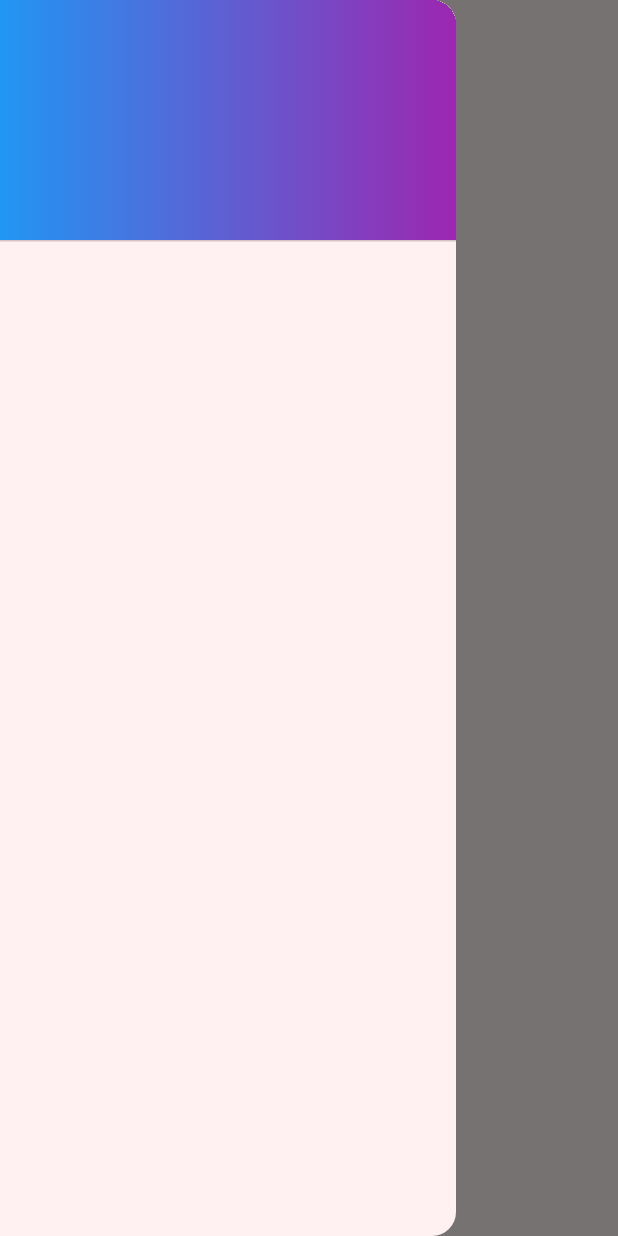
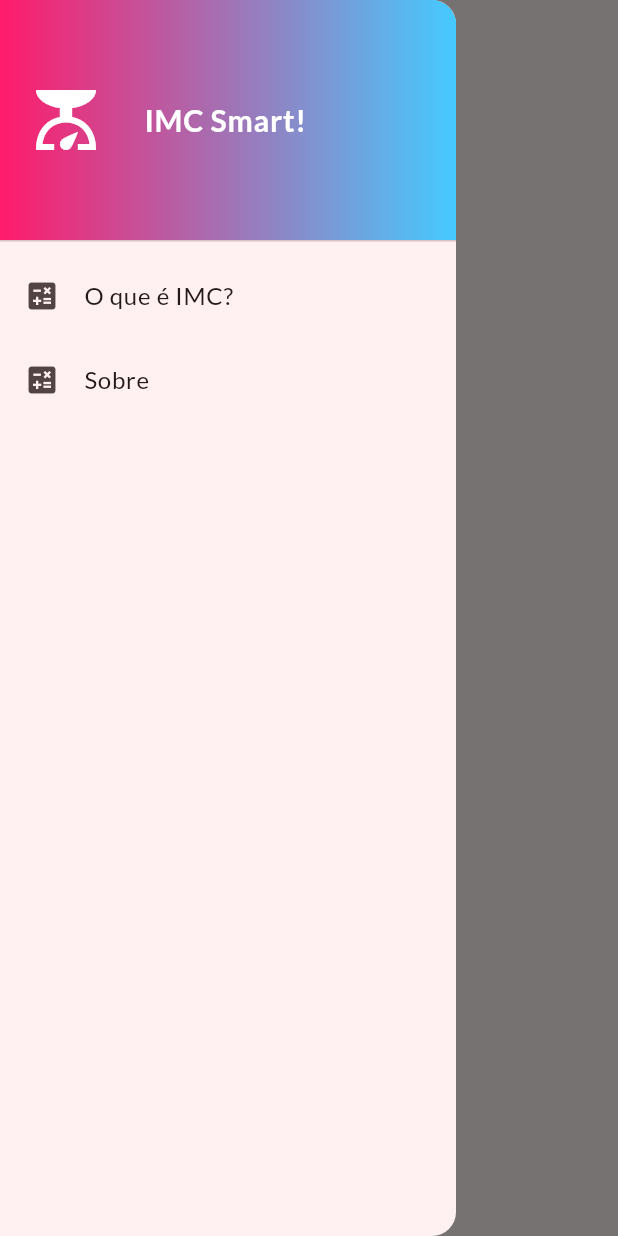
Before and after one commit to hpzynha/imc_smart, a Flutter app: the screen it shows after launch, with the side drawer open, on a phone screen of 412 x 824 dp. Run offline on Flutter 3.47's test engine with Material 3 defaults, Android fonts, the phone set to English and light mode, and no system bars; our stand-ins replace google_fonts.

Commit message:
colors. and main drawer

```diff
--- a/lib/presentation/widgets/main_drawer.dart
+++ b/lib/presentation/widgets/main_drawer.dart
@@ -1,4 +1,5 @@
 import 'package:flutter/material.dart';
+import 'package:imc_smart/theme/colors.dart';
 
 class MainDrawer extends StatefulWidget {
   const MainDrawer({super.key});
@@ -16,8 +17,38 @@ class _MainDrawerState extends State<MainDrawer> {
           DrawerHeader(
             padding: EdgeInsets.all(20),
             decoration: BoxDecoration(
-                gradient: LinearGradient(colors: [Colors.blue, Colors.purple])),
-            child: Row(),
+              gradient: AppColors.buttonGradient,
+            ),
+            child: Row(
+              children: [
+                Icon(
+                  Icons.scale,
+                  size: 48,
+                  color: Colors.white,
+                ),
+                SizedBox(
+                  width: 28,
+                ),
+                Text(
+                  'IMC Smart!',
+                  style: TextStyle(
+                    fontSize: 20,
+                    fontWeight: FontWeight.bold,
+                    color: Colors.white,
+                  ),
+                ),
+              ],
+            ),
+          ),
+          ListTile(
+            leading: Icon(Icons.calculate),
+            title: Text('O que é IMC?'),
+            onTap: () {},
+          ),
+          ListTile(
+            leading: Icon(Icons.calculate),
+            title: Text('Sobre'),
+            onTap: () {},
           ),
         ],
       ),
--- a/lib/theme/colors.dart
+++ b/lib/theme/colors.dart
@@ -0,0 +1,19 @@
+import 'package:flutter/material.dart';
+
+class AppColors {
+  // Cores principais
+  static const Color primary = Color(0xFFFF1B6B);
+  static const Color secondary = Color(0xFF45CAFF);
+
+  // Gradiente para botões e elementos visuais
+  static const LinearGradient buttonGradient = LinearGradient(
+    colors: [primary, secondary],
+    begin: Alignment.centerLeft,
+    end: Alignment.centerRight,
+  );
+
+  // Outras cores do tema
+  static const Color textBlack = Color(0xFF000000); // Preto para texto
+  static const Color formFieldBackground =
+      Color(0xFFF5F5F5); // Cinza claro para campos
+}
--- a/lib/theme/style.dart
+++ b/lib/theme/style.dart
@@ -1,22 +1,18 @@
 import 'package:flutter/material.dart';
 import 'package:google_fonts/google_fonts.dart';
-
-class AppColors {
-  static const Color primary = Color(0xFFFF1B6B);
-  static const Color secondary = Color(0xFFFF1B6B);
-}
+import 'colors.dart'; // Importando as cores
 
 class AppTextStyles {
   static final TextStyle title = GoogleFonts.lato(
     fontSize: 24,
     fontWeight: FontWeight.bold,
-    color: Colors.black,
+    color: AppColors.textBlack,
   );
 
   static final TextStyle body = GoogleFonts.lato(
     fontSize: 16,
     fontWeight: FontWeight.w400,
-    color: Colors.black,
+    color: AppColors.textBlack,
   );
 
   static final TextStyle button = GoogleFonts.lato(
@@ -35,4 +31,12 @@ final ThemeData appTheme = ThemeData(
     secondary: AppColors.secondary,
   ),
   textTheme: GoogleFonts.latoTextTheme(),
+  inputDecorationTheme: InputDecorationTheme(
+    filled: true,
+    fillColor: AppColors.formFieldBackground,
+    border: OutlineInputBorder(
+      borderRadius: BorderRadius.circular(10),
+      borderSide: BorderSide.none,
+    ),
+  ),
 );
```
